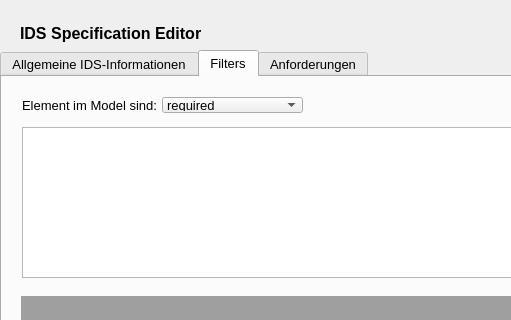
Above: GUI_Windows/idsEditor_spec_editor.ui from ivanfelipeib/Masterarbeit before the change; both pictures show x 0 to 511 and y 0 to 320 of the 798 by 562 pixel window. Below: the same form after it.
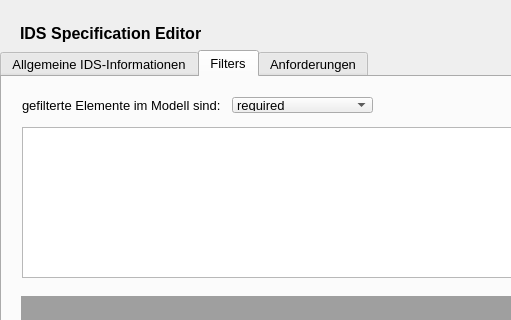
That is the form after the change. The open tabs and pages were chosen to show the change. Custom widgets are drawn as their Qt base class.

The edit to the form file:
```diff
--- a/GUI_Windows/idsEditor_spec_editor.ui
+++ b/GUI_Windows/idsEditor_spec_editor.ui
@@ -160,12 +160,12 @@
        <rect>
         <x>20</x>
         <y>20</y>
-        <width>141</width>
+        <width>241</width>
         <height>16</height>
        </rect>
       </property>
       <property name="text">
-       <string>Element im Model sind:</string>
+       <string>gefilterte Elemente im Modell sind:</string>
       </property>
      </widget>
      <widget class="CustomListWidget" name="list_filters">
@@ -187,7 +187,7 @@
      <widget class="QComboBox" name="combo_mandatory">
       <property name="geometry">
        <rect>
-        <x>160</x>
+        <x>230</x>
         <y>20</y>
         <width>141</width>
         <height>16</height>
```
Left out of the diff: 2 changed lines with no effect on the pictures.
